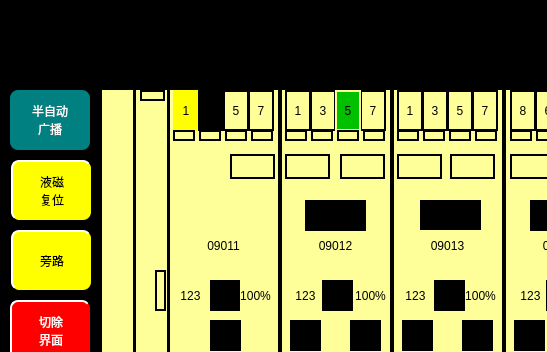
The window that vehiclerunstatepage.ui (mayue-crrc/ShenyangMetro9DB) describes before a commit, drawn with Qt 5; both pictures show x 0 to 547 and y 0 to 352 of the 1024 by 604 pixel window.
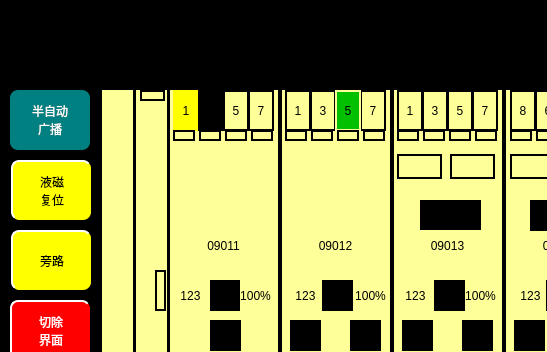
The same window after the commit. Icons and pictures are not drawn.

What changed in the file:
```diff
--- a/vehiclerunstatepage.ui
+++ b/vehiclerunstatepage.ui
@@ -969,11 +969,8 @@
     </rect>
    </property>
    <property name="styleSheet">
-    <string notr="true">background-color: rgb(255,255,153);
-border:2px solid black;
-font: 20px  &quot;微软雅黑&quot;;
-color:black;
-</string>
+    <string notr="true">background-color: transparent;
+border-image: url(:/images/images/BApply.png);</string>
    </property>
    <property name="text">
     <string/>
@@ -1354,10 +1351,8 @@
     </rect>
    </property>
    <property name="styleSheet">
-    <string notr="true">background-color: rgb(255,255,153);
-border:2px solid black;
-font: 20px  &quot;微软雅黑&quot;;
-color:black;
+    <string notr="true">background-color: transparent;
+border-image: url(:/images/images/Bbypass.png);
 </string>
    </property>
    <property name="text">
@@ -1377,7 +1372,8 @@
     </rect>
    </property>
    <property name="styleSheet">
-    <string notr="true"/>
+    <string notr="true">background-color:transparent;
+border-image: url(:/images/images/Bbypass.png);</string>
    </property>
    <property name="text">
     <string/>
@@ -1465,10 +1461,8 @@
     </rect>
    </property>
    <property name="styleSheet">
-    <string notr="true">background-color: rgb(255,255,153);
-border:2px solid black;
-font: 20px  &quot;微软雅黑&quot;;
-color:black;
+    <string notr="true">background-color: transparent;
+border-image: url(:/images/images/Bfault.png);
 </string>
    </property>
    <property name="text">
```
